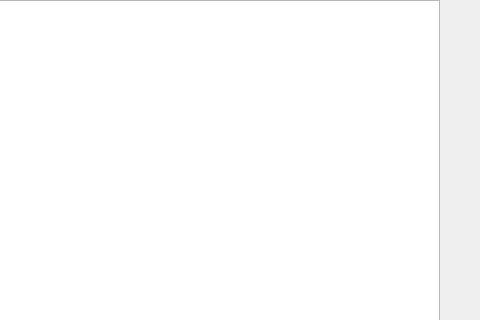
This is MUK/form.ui in sebastiangh21/juego-info2 as Qt 5 draws it before an edit; both pictures show x 870 to 1350 and y 0 to 320 of the 1350 by 650 pixel window. The edited form follows.
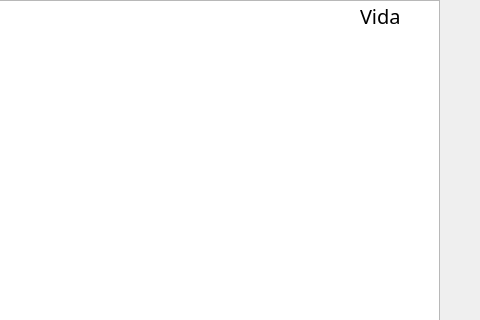
This is the edited form.

What changed in the file:
```diff
--- a/MUK/form.ui
+++ b/MUK/form.ui
@@ -23,6 +23,49 @@
     </rect>
    </property>
   </widget>
+  <widget class="QLabel" name="label">
+   <property name="enabled">
+    <bool>true</bool>
+   </property>
+   <property name="geometry">
+    <rect>
+     <x>1230</x>
+     <y>0</y>
+     <width>41</width>
+     <height>31</height>
+    </rect>
+   </property>
+   <property name="font">
+    <font>
+     <family>PMingLiU-ExtB</family>
+     <pointsize>15</pointsize>
+    </font>
+   </property>
+   <property name="text">
+    <string>Vida </string>
+   </property>
+   <property name="textInteractionFlags">
+    <set>Qt::NoTextInteraction</set>
+   </property>
+  </widget>
+  <widget class="QLabel" name="label_2">
+   <property name="geometry">
+    <rect>
+     <x>1276</x>
+     <y>0</y>
+     <width>31</width>
+     <height>31</height>
+    </rect>
+   </property>
+   <property name="font">
+    <font>
+     <pointsize>11</pointsize>
+    </font>
+   </property>
+   <property name="text">
+    <string/>
+   </property>
+  </widget>
  </widget>
  <resources/>
  <connections/>
```
